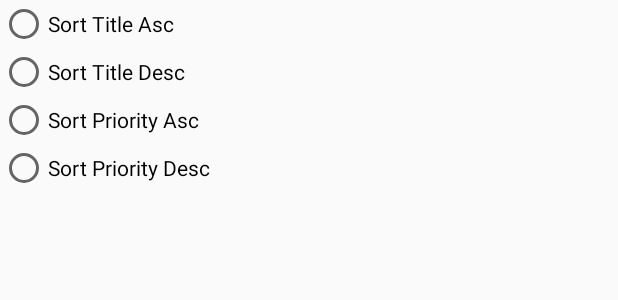
After one commit to savakarv/TaskManager, an Android app: the layout list_dialog.xml on its own in the app's theme, with its tools: preview values and no code run, on a phone screen of 412 x 824 dp. The commit adds this screen. Shown: the top 300 px of the screen. Run offline under Robolectric (Android 15) with nearby library versions, the phone set to English and light mode, and no system bars.

Commit message:
Adding sort feature - Sort by Title, Priority

```diff
--- a/app/src/main/java/com/example/todomanager/AddTodoFragment.java
+++ b/app/src/main/java/com/example/todomanager/AddTodoFragment.java
@@ -1,11 +1,14 @@
 package com.example.todomanager;
 
+import android.app.ActionBar;
 import android.app.DatePickerDialog;
 import android.os.Bundle;
 import android.support.annotation.Nullable;
 import android.support.v4.app.Fragment;
 import android.support.v4.app.FragmentManager;
 import android.view.LayoutInflater;
+import android.view.Menu;
+import android.view.MenuInflater;
 import android.view.View;
 import android.view.ViewGroup;
 import android.widget.AdapterView;
@@ -32,6 +35,7 @@ public class AddTodoFragment extends Fragment {
     private DatePickerDialog datePickerDialog;
     DatePickerDialog.OnDateSetListener pickerListener;
     Spinner priority;
+    ActionBar actionBar;
 
     public AddTodoFragment() {
 
@@ -42,6 +46,7 @@ public class AddTodoFragment extends Fragment {
     public View onCreateView(LayoutInflater inflater, ViewGroup container, Bundle savedInstanceState) {
         // Inflate the layout for this fragment
         View fragmentView = inflater.inflate(R.layout.fragment_add_todo, container, false);
+
         title = (EditText) fragmentView.findViewById(R.id.editText);
         dueDate = (EditText) fragmentView.findViewById(R.id.editText2);
         notes = (EditText) fragmentView.findViewById(R.id.editText3);
--- a/app/src/main/java/com/example/todomanager/MainActivity.java
+++ b/app/src/main/java/com/example/todomanager/MainActivity.java
@@ -1,9 +1,12 @@
 package com.example.todomanager;
 
+import android.app.ActionBar;
 import android.support.v4.app.FragmentManager;
 import android.support.v4.app.FragmentTransaction;
 import android.support.v7.app.AppCompatActivity;
 import android.os.Bundle;
+import android.view.Menu;
+import android.view.MenuInflater;
 
 public class MainActivity extends AppCompatActivity {
 
@@ -40,7 +43,6 @@ public class MainActivity extends AppCompatActivity {
     protected void onCreate(Bundle savedInstanceState) {
         super.onCreate(savedInstanceState);
         setContentView(R.layout.activity_main);
-
         if(savedInstanceState ==  null) {
             loadListFragment();
         }
--- a/app/src/main/java/com/example/todomanager/TodoDetailFragment.java
+++ b/app/src/main/java/com/example/todomanager/TodoDetailFragment.java
@@ -9,6 +9,8 @@ import android.support.annotation.Nullable;
 import android.support.v4.app.Fragment;
 import android.support.v7.app.AlertDialog;
 import android.view.LayoutInflater;
+import android.view.Menu;
+import android.view.MenuInflater;
 import android.view.View;
 import android.view.ViewGroup;
 import android.widget.AdapterView;
@@ -83,6 +85,7 @@ public class TodoDetailFragment extends Fragment {
         builder.show();
     }
 
+
     @Nullable
     @Override
     public View onCreateView(final LayoutInflater inflater, ViewGroup container, Bundle savedInstanceState) {
--- /dev/null
+++ b/app/src/main/res/layout/list_dialog.xml
@@ -0,0 +1,31 @@
+<?xml version="1.0" encoding="utf-8"?>
+<LinearLayout xmlns:android="http://schemas.android.com/apk/res/android"
+    android:orientation="vertical" android:layout_width="match_parent"
+    android:layout_height="match_parent">
+
+    <RadioGroup
+        android:layout_width="match_parent"
+        android:layout_height="match_parent"
+        android:id="@+id/radiogroup">
+        <RadioButton
+            android:id="@+id/sort_title_asc"
+            android:text="Sort Title Asc"
+            android:layout_width="fill_parent"
+            android:layout_height="wrap_content" />
+        <RadioButton
+            android:id="@+id/sort_title_desc"
+            android:text="Sort Title Desc"
+            android:layout_width="fill_parent"
+            android:layout_height="wrap_content" />
+        <RadioButton
+            android:id="@+id/sort_prior_asc"
+            android:text="Sort Priority Asc"
+            android:layout_width="fill_parent"
+            android:layout_height="wrap_content" />
+        <RadioButton
+            android:id="@+id/sort_prior_desc"
+            android:text="Sort Priority Desc"
+            android:layout_width="fill_parent"
+            android:layout_height="wrap_content" />
+    </RadioGroup>
+</LinearLayout>
```
Also changed, not shown: app/src/main/java/com/example/todomanager/TodoListFragment.java (+100 -0 lines), app/src/main/res/menu/main_activity_bar.xml (added, +15 -0 lines).
